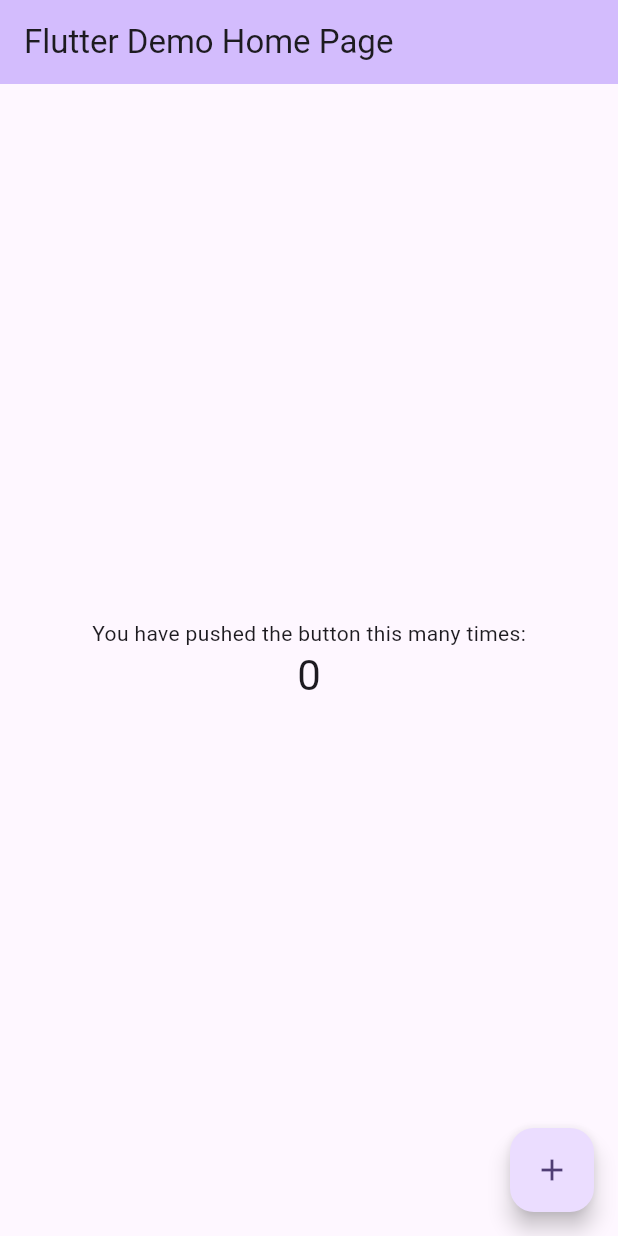
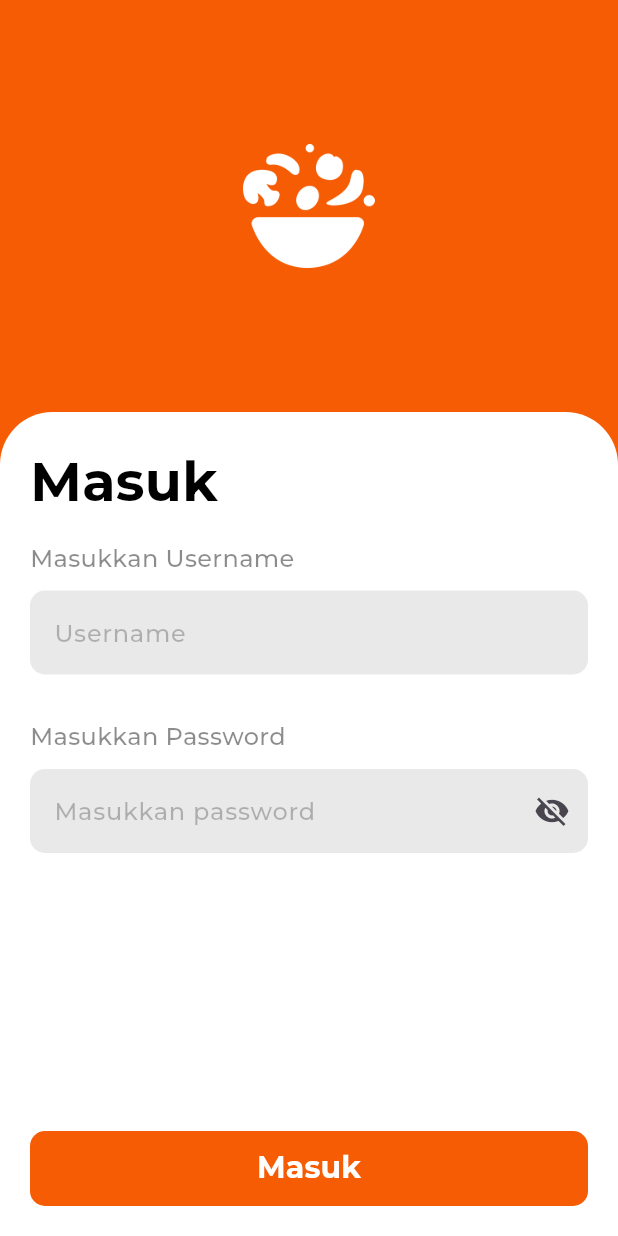
Before and after one commit to SuperWann/mau-makan-vsga, a Flutter app: the screen it shows after launch, on a phone screen of 412 x 824 dp. Run offline on Flutter 3.47's test engine with Material 3 defaults, Android fonts, the phone set to English and light mode, and no system bars.

Commit message:
feat: add ui login page

```diff
--- a/lib/main.dart
+++ b/lib/main.dart
@@ -1,4 +1,6 @@
 import 'package:flutter/material.dart';
+import 'package:we_lost_find/pages/auth/login.dart';
+import 'package:we_lost_find/splashScreen.dart';
 
 void main() {
   runApp(const MyApp());
@@ -7,116 +9,15 @@ void main() {
 class MyApp extends StatelessWidget {
   const MyApp({super.key});
 
-  // This widget is the root of your application.
   @override
   Widget build(BuildContext context) {
+
     return MaterialApp(
-      title: 'Flutter Demo',
-      theme: ThemeData(
-        // This is the theme of your application.
-        //
-        // TRY THIS: Try running your application with "flutter run". You'll see
-        // the application has a purple toolbar. Then, without quitting the app,
-        // try changing the seedColor in the colorScheme below to Colors.green
-        // and then invoke "hot reload" (save your changes or press the "hot
-        // reload" button in a Flutter-supported IDE, or press "r" if you used
-        // the command line to start the app).
-        //
-        // Notice that the counter didn't reset back to zero; the application
-        // state is not lost during the reload. To reset the state, use hot
-        // restart instead.
-        //
-        // This works for code too, not just values: Most code changes can be
-        // tested with just a hot reload.
-        colorScheme: ColorScheme.fromSeed(seedColor: Colors.deepPurple),
-      ),
-      home: const MyHomePage(title: 'Flutter Demo Home Page'),
+      debugShowCheckedModeBanner: false,
+      home: SplashScreenPage(),
+      routes: {
+        LoginPage.nameRoute: (context) => LoginPage(),
+      },
     );
   }
 }
-
-class MyHomePage extends StatefulWidget {
-  const MyHomePage({super.key, required this.title});
-
-  // This widget is the home page of your application. It is stateful, meaning
-  // that it has a State object (defined below) that contains fields that affect
-  // how it looks.
-
-  // This class is the configuration for the state. It holds the values (in this
-  // case the title) provided by the parent (in this case the App widget) and
-  // used by the build method of the State. Fields in a Widget subclass are
-  // always marked "final".
-
-  final String title;
-
-  @override
-  State<MyHomePage> createState() => _MyHomePageState();
-}
-
-class _MyHomePageState extends State<MyHomePage> {
-  int _counter = 0;
-
-  void _incrementCounter() {
-    setState(() {
-      // This call to setState tells the Flutter framework that something has
-      // changed in this State, which causes it to rerun the build method below
-      // so that the display can reflect the updated values. If we changed
-      // _counter without calling setState(), then the build method would not be
-      // called again, and so nothing would appear to happen.
-      _counter++;
-    });
-  }
-
-  @override
-  Widget build(BuildContext context) {
-    // This method is rerun every time setState is called, for instance as done
-    // by the _incrementCounter method above.
-    //
-    // The Flutter framework has been optimized to make rerunning build methods
-    // fast, so that you can just rebuild anything that needs updating rather
-    // than having to individually change instances of widgets.
-    return Scaffold(
-      appBar: AppBar(
-        // TRY THIS: Try changing the color here to a specific color (to
-        // Colors.amber, perhaps?) and trigger a hot reload to see the AppBar
-        // change color while the other colors stay the same.
-        backgroundColor: Theme.of(context).colorScheme.inversePrimary,
-        // Here we take the value from the MyHomePage object that was created by
-        // the App.build method, and use it to set our appbar title.
-        title: Text(widget.title),
-      ),
-      body: Center(
-        // Center is a layout widget. It takes a single child and positions it
-        // in the middle of the parent.
-        child: Column(
-          // Column is also a layout widget. It takes a list of children and
-          // arranges them vertically. By default, it sizes itself to fit its
-          // children horizontally, and tries to be as tall as its parent.
-          //
-          // Column has various properties to control how it sizes itself and
-          // how it positions its children. Here we use mainAxisAlignment to
-          // center the children vertically; the main axis here is the vertical
-          // axis because Columns are vertical (the cross axis would be
-          // horizontal).
-          //
-          // TRY THIS: Invoke "debug painting" (choose the "Toggle Debug Paint"
-          // action in the IDE, or press "p" in the console), to see the
-          // wireframe for each widget.
-          mainAxisAlignment: MainAxisAlignment.center,
-          children: <Widget>[
-            const Text('You have pushed the button this many times:'),
-            Text(
-              '$_counter',
-              style: Theme.of(context).textTheme.headlineMedium,
-            ),
-          ],
-        ),
-      ),
-      floatingActionButton: FloatingActionButton(
-        onPressed: _incrementCounter,
-        tooltip: 'Increment',
-        child: const Icon(Icons.add),
-      ), // This trailing comma makes auto-formatting nicer for build methods.
-    );
-  }
-}
--- /dev/null
+++ b/lib/pages/auth/login.dart
@@ -0,0 +1,144 @@
+import 'package:flutter/material.dart';
+import 'package:we_lost_find/widgets/button.dart';
+import 'package:we_lost_find/widgets/inputForm.dart';
+
+class LoginPage extends StatefulWidget {
+  static const nameRoute = '/loginPage';
+
+  const LoginPage({super.key});
+
+  @override
+  State<LoginPage> createState() => _LoginPageState();
+}
+
+class _LoginPageState extends State<LoginPage> {
+  final TextEditingController _usernameController = TextEditingController();
+  final TextEditingController _passwordController = TextEditingController();
+
+  @override
+  void dispose() {
+    super.dispose();
+    _usernameController.dispose();
+    _passwordController.dispose();
+  }
+
+  @override
+  Widget build(BuildContext context) {
+    return Scaffold(
+      resizeToAvoidBottomInset: true,
+      backgroundColor: Color(0xFFF65C04),
+      body: GestureDetector(
+        onTap: () => FocusManager.instance.primaryFocus?.unfocus(),
+
+        child: Stack(
+          children: [
+            Column(
+              children: [
+                Expanded(
+                  flex: 2,
+                  child: Center(
+                    child: SizedBox(
+                      height: MediaQuery.of(context).size.height * 0.1,
+                      child: Image(image: AssetImage('assets/images/logo.png')),
+                    ),
+                  ),
+                ),
+                Expanded(
+                  flex: 4,
+                  child: Container(
+                    padding: const EdgeInsets.all(20),
+                    width: double.infinity,
+                    decoration: const BoxDecoration(
+                      color: Colors.white,
+                      borderRadius: BorderRadius.only(
+                        topLeft: Radius.circular(35),
+                        topRight: Radius.circular(35),
+                      ),
+                    ),
+                    child: Column(
+                      crossAxisAlignment: CrossAxisAlignment.start,
+                      children: [
+                        Text(
+                          "Masuk",
+                          style: TextStyle(
+                            color: Colors.black,
+                            fontFamily: 'Montserrat',
+                            fontWeight: FontWeight.w700,
+                            fontSize: 36,
+                          ),
+                        ),
+                        Padding(
+                          padding: const EdgeInsets.symmetric(vertical: 15),
+                          child: Column(
+                            crossAxisAlignment: CrossAxisAlignment.start,
+                            children: [
+                              Text(
+                                "Masukkan Username",
+                                style: TextStyle(
+                                  color: Colors.black45,
+                                  fontFamily: 'Montserrat',
+                                  fontWeight: FontWeight.w500,
+                                  fontSize: 16,
+                                ),
+                              ),
+                              SizedBox(height: 10),
+                              InputFormWithHintText(
+                                text: "Username",
+                                controller: _usernameController,
+                                type: TextInputType.text,
+                              ),
+                            ],
+                          ),
+                        ),
+                        Padding(
+                          padding: const EdgeInsets.symmetric(vertical: 15),
+                          child: Column(
+                            crossAxisAlignment: CrossAxisAlignment.start,
+                            children: [
+                              Text(
+                                "Masukkan Password",
+                                style: TextStyle(
+                                  color: Colors.black45,
+                                  fontFamily: 'Montserrat',
+                                  fontWeight: FontWeight.w500,
+                                  fontSize: 16,
+                                ),
+                              ),
+                              SizedBox(height: 10),
+                              InputPassword(controller: _passwordController),
+                            ],
+                          ),
+                        ),
+                      ],
+                    ),
+                  ),
+                ),
+              ],
+            ),
+            Positioned(
+              left: 0,
+              right: 0,
+              bottom: 0,
+              child: Container(
+                color: Colors.white,
+                padding: const EdgeInsets.all(20),
+                child: Row(
+                  children: [
+                    Expanded(
+                      child: LongButton(
+                        text: "Masuk",
+                        color: "#F65C04",
+                        colorText: "FFFFFF",
+                        onPressed: () {},
+                      ),
+                    ),
+                  ],
+                ),
+              ),
+            ),
+          ],
+        ),
+      ),
+    );
+  }
+}
--- /dev/null
+++ b/lib/pages/auth/registrasi.dart
@@ -0,0 +1,17 @@
+import 'package:flutter/material.dart';
+
+class RegistrasiPage extends StatefulWidget {
+  static const nameRoute = '/registrasiPage';
+
+  const RegistrasiPage({super.key});
+
+  @override
+  State<RegistrasiPage> createState() => _RegistrasiPageState();
+}
+
+class _RegistrasiPageState extends State<RegistrasiPage> {
+  @override
+  Widget build(BuildContext context) {
+    return const Placeholder();
+  }
+}
--- /dev/null
+++ b/lib/splashScreen.dart
@@ -0,0 +1,46 @@
+import 'package:flutter/material.dart';
+
+class SplashScreenPage extends StatelessWidget {
+  const SplashScreenPage({super.key});
+
+  @override
+  Widget build(BuildContext context) {
+    Future.delayed(const Duration(seconds: 2), () {
+      Navigator.pushReplacementNamed(context, '/loginPage');
+    });
+
+    return Scaffold(
+      body: TweenAnimationBuilder(
+        tween: Tween<double>(begin: 0, end: 1),
+        duration: const Duration(seconds: 1),
+        builder:
+            (context, double value, child) =>
+                Opacity(opacity: value, child: child),
+        child: Center(
+          child: Column(
+            mainAxisAlignment: MainAxisAlignment.center,
+            crossAxisAlignment: CrossAxisAlignment.center,
+            children: [
+              SizedBox(
+                height: MediaQuery.of(context).size.height * 0.15,
+                child: Image.asset('assets/images/logo.png'),
+              ),
+              SizedBox(height: 10),
+              Text(
+                "Mau Makan",
+                style: TextStyle(
+                  color: Colors.white,
+                  fontFamily: 'Montserrat',
+                  fontWeight: FontWeight.w700,
+                  fontSize: 30,
+                ),
+              ),
+            ],
+          ),
+        ),
+      ),
+
+      backgroundColor: Color(0xFFF65C04),
+    );
+  }
+}
--- /dev/null
+++ b/lib/widgets/button.dart
@@ -0,0 +1,43 @@
+import 'package:flutter/material.dart';
+
+class LongButton extends StatelessWidget {
+  final String text;
+  final String color;
+  final String colorText;
+  final VoidCallback onPressed;
+
+  const LongButton({
+    super.key,
+    required this.text,
+    required this.color,
+    required this.colorText,
+    required this.onPressed,
+  });
+
+  Color _hexToColor(String hexColor) {
+    final hex = hexColor.replaceAll("#", "");
+    return Color(int.parse("FF$hex", radix: 16));
+  }
+
+  @override
+  Widget build(BuildContext context) {
+    return ElevatedButton(
+      onPressed: onPressed,
+      style: ElevatedButton.styleFrom(
+        elevation: 0,
+        backgroundColor: _hexToColor(color),
+        minimumSize: Size(double.infinity, 50),
+        shape: RoundedRectangleBorder(borderRadius: BorderRadius.circular(10)),
+      ),
+      child: Text(
+        text,
+        style: TextStyle(
+          color: _hexToColor(colorText),
+          fontFamily: 'Montserrat',
+          fontWeight: FontWeight.w700,
+          fontSize: 20,
+        ),
+      ),
+    );
+  }
+}
--- /dev/null
+++ b/lib/widgets/inputForm.dart
@@ -0,0 +1,120 @@
+import 'package:flutter/material.dart';
+
+class InputFormWithHintText extends StatelessWidget {
+  final String text;
+  final TextInputType type;
+  final TextEditingController controller;
+
+  const InputFormWithHintText({
+    super.key,
+    required this.type,
+    required this.text,
+    required this.controller,
+  });
+
+  @override
+  Widget build(BuildContext context) {
+    return TextField(
+      controller: controller,
+      enableSuggestions: true,
+      keyboardType: type,
+      decoration: InputDecoration(
+        hintText: text,
+        hintStyle: TextStyle(
+          fontFamily: 'Montserrat',
+          fontWeight: FontWeight.w500,
+          color: Colors.black26,
+        ),
+        filled: true,
+        fillColor: Color.fromARGB(255, 233, 233, 233),
+        border: OutlineInputBorder(
+          borderRadius: BorderRadius.circular(10),
+          borderSide: BorderSide.none,
+        ),
+      ),
+      style: TextStyle(
+        fontFamily: 'Montserrat',
+        fontWeight: FontWeight.w500,
+        color: Colors.black,
+      ),
+    );
+  }
+}
+
+class InputForm extends StatelessWidget {
+  final TextInputType type;
+  final TextEditingController controller;
+
+  const InputForm({super.key, required this.type, required this.controller});
+
+  @override
+  Widget build(BuildContext context) {
+    return TextField(
+      controller: controller,
+      enableSuggestions: true,
+      keyboardType: type,
+      decoration: InputDecoration(
+        hintStyle: TextStyle(
+          fontFamily: 'Montserrat',
+          fontWeight: FontWeight.w500,
+          color: Colors.black26,
+        ),
+        filled: true,
+        fillColor: Color.fromARGB(255, 233, 233, 233),
+        border: OutlineInputBorder(
+          borderRadius: BorderRadius.circular(10),
+          borderSide: BorderSide.none,
+        ),
+      ),
+      style: TextStyle(
+        fontFamily: 'Montserrat',
+        fontWeight: FontWeight.w500,
+        color: Colors.black,
+      ),
+    );
+  }
+}
+
+class InputPassword extends StatefulWidget {
+  final TextEditingController controller;
+
+  const InputPassword({super.key, required this.controller});
+
+  @override
+  State<InputPassword> createState() => _InputPasswordState();
+}
+
+class _InputPasswordState extends State<InputPassword> {
+  bool _isSecure = true;
+
+  @override
+  Widget build(BuildContext context) {
+    return TextField(
+      controller: widget.controller,
+      obscureText: _isSecure,
+      decoration: InputDecoration(
+        hintText: 'Masukkan password',
+        hintStyle: TextStyle(
+          fontFamily: 'Montserrat',
+          fontWeight: FontWeight.w500,
+          color: Colors.black26,
+        ),
+        filled: true,
+        fillColor: Color.fromARGB(255, 233, 233, 233),
+        border: OutlineInputBorder(
+          borderRadius: BorderRadius.circular(10),
+          borderSide: BorderSide.none,
+        ),
+        suffixIcon: IconButton(
+          icon: Icon(_isSecure ? Icons.visibility_off : Icons.visibility),
+          onPressed: () {
+            setState(() {
+              _isSecure = !_isSecure;
+            });
+          },
+        ),
+      ),
+      style: TextStyle(fontFamily: 'Montserrat', fontWeight: FontWeight.w500),
+    );
+  }
+}
```
Also changed, not shown: pubspec.yaml (+11 -8 lines), assets/fonts/Montserrat-Bold.ttf (added), assets/fonts/Montserrat-Medium.ttf (added), assets/fonts/Montserrat-Regular.ttf (added), assets/images/logo.png (added).
